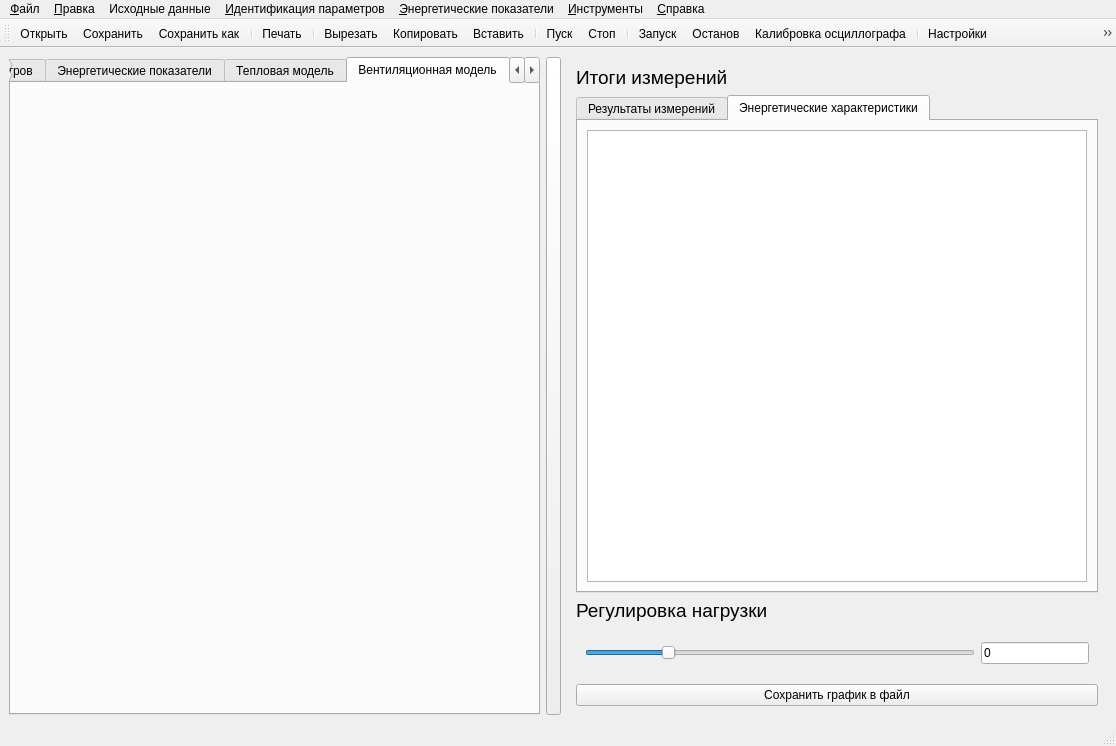
This is ImView/mainwindow.ui in Ivanos121/ImView as Qt 5 draws it before an edit. The edited form follows.
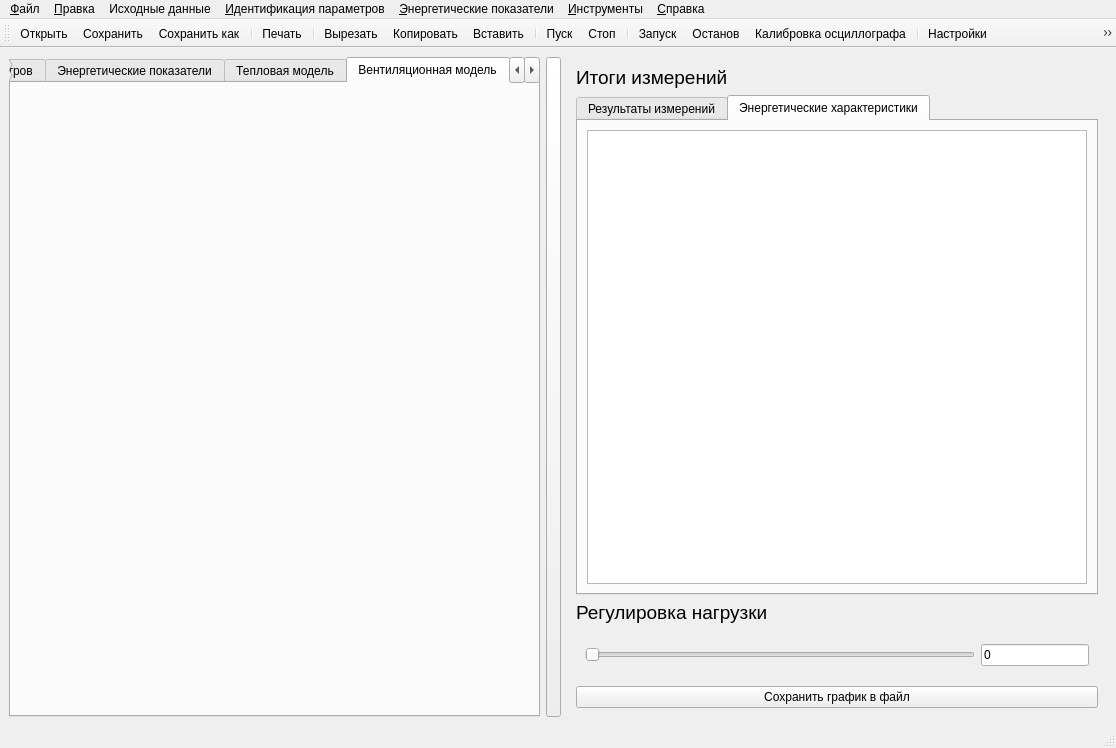
This is the edited form. The open tabs and pages were chosen to show the change. Icons and pictures are not drawn. Custom widgets are drawn as their Qt base class.

What changed in the file:
```diff
--- a/ImView/mainwindow.ui
+++ b/ImView/mainwindow.ui
@@ -7,7 +7,7 @@
     <x>0</x>
     <y>0</y>
     <width>1116</width>
-    <height>746</height>
+    <height>748</height>
    </rect>
   </property>
   <property name="windowTitle">
@@ -876,7 +876,7 @@
            <item>
             <widget class="QSlider" name="horizontalSlider">
              <property name="value">
-              <number>20</number>
+              <number>0</number>
              </property>
              <property name="orientation">
               <enum>Qt::Horizontal</enum>
```
Left out of the diff: 2 changed lines with no effect on the pictures.
